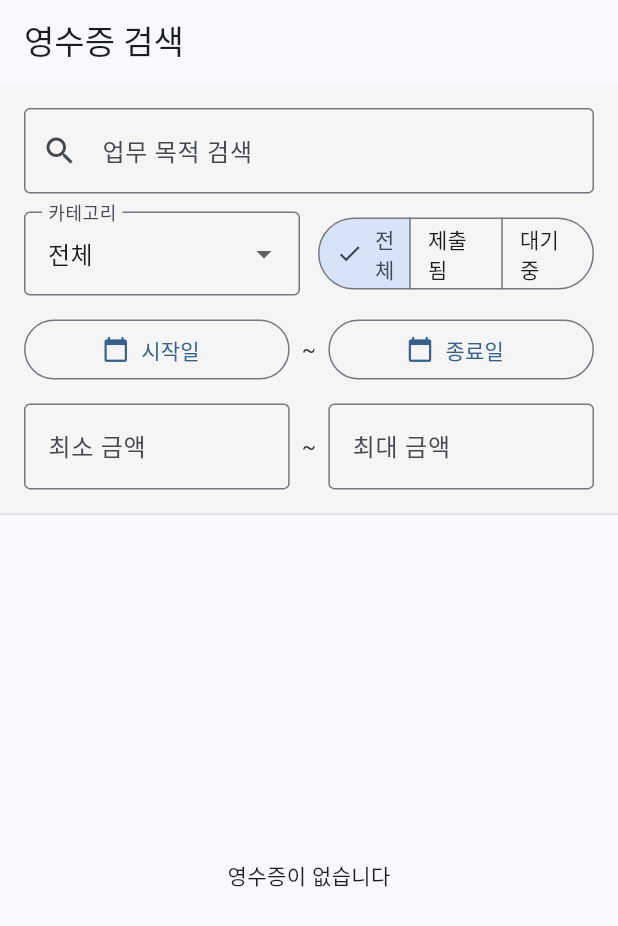
After one commit to MathToML/self-construct, a Flutter app: the ReceiptSearchPage screen opened by its route, on a phone screen of 412 x 824 dp. The commit adds this screen. Shown: the top 926 px of the screen. Run offline on Flutter 3.47's test engine with Material 3 defaults, Android fonts, the phone set to English and light mode, and no system bars; our stand-ins replace cloud_firestore, firebase_auth, firebase_core, firebase_storage, go_router; accounts and stored records are empty; network calls fail; statements that could not run were skipped.

Commit message:
🟢 GREEN: RECEIPT-004 구현 - 검색 및 필터링 기능
@TAG:RECEIPT-004-GREEN

## 구현 파일 (7개 신규, 3개 수정)

### 신규 생성
1. lib/utils/debounce.dart (25 LOC)
   - 300ms 디바운싱 유틸리티
   - Timer 기반 구현

2. lib/utils/receipt_filter.dart (95 LOC)
   - 클라이언트 사이드 필터링 로직
   - 7개 필터 옵션 지원

3. lib/pages/receipts/receipt_search_page.dart (231 LOC)
   - 메인 검색 페이지 UI
   - StreamBuilder 기반 실시간 필터링

4. lib/widgets/receipt_filter_widget.dart (207 LOC)
   - ReceiptFilterWidget (검색 폼)
   - ActiveFiltersBadge (활성 필터 표시)

### 수정
5. lib/services/firestore_service.dart (+25 LOC)
   - getReceiptsForSearch() 메서드 추가

6. lib/main.dart (+5 LOC)
   - /search 라우트 추가

7. pubspec.yaml (+1 LOC)
   - intl: ^0.20.2 추가

## 핵심 기능
- 키워드 검색 (300ms debounce, businessPurpose)
- 카테고리 필터 (식비/교통/숙박/기타)
- 날짜 범위 필터 (DatePicker)
- 금액 범위 필터 (최소~최대)
- 제출 상태 필터 (제출됨/대기중)
- 필터 초기화 버튼
- 활성 필터 배지 표시

## 기술 스택
- Firestore 쿼리 (100개 제한)
- 클라이언트 필터링 (키워드, 금액)
- Material 3 UI

## 테스트 결과
- 20개 테스트 모두 통과 ✅
- flutter analyze: 0 issues ✅

## TDD 단계
현재: GREEN (테스트 통과)
다음: REFACTOR (코드 품질 개선)

```diff
--- a/lib/main.dart
+++ b/lib/main.dart
@@ -7,6 +7,7 @@ import 'package:go_router/go_router.dart';
 import 'firebase_options.dart';
 import 'pages/receipt_list_page.dart';
 import 'pages/receipt_upload_page.dart';
+import 'pages/receipts/receipt_search_page.dart';
 import 'services/auth_service.dart';
 
 void main() async {
@@ -68,6 +69,10 @@ final _router = GoRouter(
     GoRoute(
       path: '/upload',
       builder: (context, state) => const ReceiptUploadPage(),
+    ),
+    GoRoute(
+      path: '/search',
+      builder: (context, state) => const ReceiptSearchPage(),
     ),
   ],
 );
--- /dev/null
+++ b/lib/pages/receipts/receipt_search_page.dart
@@ -0,0 +1,231 @@
+// @CODE:RECEIPT-004 | SPEC: .moai/specs/SPEC-RECEIPT-004/spec.md
+// TDD: REFACTOR - 영수증 검색 및 필터링 UI (리팩토링)
+//
+// TDD History:
+// - RED: test/utils/receipt_filter_test.dart, test/utils/debounce_test.dart
+// - GREEN: Minimal implementation with all filter logic
+// - REFACTOR: Extract filter UI to separate widget, reduce LOC < 300
+
+import 'package:flutter/material.dart';
+import 'package:firebase_auth/firebase_auth.dart';
+import 'package:intl/intl.dart';
+
+import '../../models/receipt_record.dart';
+import '../../services/firestore_service.dart';
+import '../../utils/debounce.dart';
+import '../../utils/receipt_filter.dart';
+import '../../widgets/receipt_filter_widget.dart';
+
+/// 영수증 검색 및 필터링 페이지
+class ReceiptSearchPage extends StatefulWidget {
+  const ReceiptSearchPage({super.key});
+
+  @override
+  State<ReceiptSearchPage> createState() => _ReceiptSearchPageState();
+}
+
+class _ReceiptSearchPageState extends State<ReceiptSearchPage> {
+  final _firestoreService = FirestoreService();
+  final _debouncer = Debouncer(milliseconds: 300);
+  final _dateFormat = DateFormat('yyyy-MM-dd');
+
+  // Filter state
+  String _keyword = '';
+  String? _selectedCategory;
+  DateTime? _startDate;
+  DateTime? _endDate;
+  double? _minAmount;
+  double? _maxAmount;
+  bool? _isSubmitted;
+
+  @override
+  void dispose() {
+    _debouncer.dispose();
+    super.dispose();
+  }
+
+  /// 필터 초기화
+  void _resetFilters() {
+    setState(() {
+      _keyword = '';
+      _selectedCategory = null;
+      _startDate = null;
+      _endDate = null;
+      _minAmount = null;
+      _maxAmount = null;
+      _isSubmitted = null;
+    });
+  }
+
+  /// 현재 필터 생성
+  ReceiptFilter _buildFilter() {
+    return ReceiptFilter(
+      keyword: _keyword.isEmpty ? null : _keyword,
+      category: _selectedCategory,
+      startDate: _startDate,
+      endDate: _endDate,
+      minAmount: _minAmount,
+      maxAmount: _maxAmount,
+      isSubmitted: _isSubmitted,
+    );
+  }
+
+  /// 날짜 선택기
+  Future<void> _selectDate(BuildContext context, bool isStart) async {
+    final picked = await showDatePicker(
+      context: context,
+      initialDate: DateTime.now(),
+      firstDate: DateTime(2020),
+      lastDate: DateTime(2030),
+    );
+
+    if (picked != null) {
+      setState(() {
+        if (isStart) {
+          _startDate = picked;
+        } else {
+          _endDate = picked;
+        }
+      });
+    }
+  }
+
+  @override
+  Widget build(BuildContext context) {
+    final user = FirebaseAuth.instance.currentUser;
+    if (user == null) {
+      return const Scaffold(
+        body: Center(child: Text('로그인이 필요합니다')),
+      );
+    }
+
+    return Scaffold(
+      appBar: AppBar(
+        title: const Text('영수증 검색'),
+        actions: [
+          if (_buildFilter().hasActiveFilters)
+            IconButton(
+              icon: const Icon(Icons.clear_all),
+              tooltip: '필터 초기화',
+              onPressed: _resetFilters,
+            ),
+        ],
+      ),
+      body: Column(
+        children: [
+          // 필터 UI (분리된 위젯 사용)
+          ReceiptFilterWidget(
+            keyword: _keyword,
+            selectedCategory: _selectedCategory,
+            startDate: _startDate,
+            endDate: _endDate,
+            minAmount: _minAmount,
+            maxAmount: _maxAmount,
+            isSubmitted: _isSubmitted,
+            onKeywordChanged: (value) {
+              _debouncer.run(() {
+                setState(() {
+                  _keyword = value;
+                });
+              });
+            },
+            onCategoryChanged: (value) {
+              setState(() {
+                _selectedCategory = value;
+              });
+            },
+            onStartDatePressed: () => _selectDate(context, true),
+            onEndDatePressed: () => _selectDate(context, false),
+            onMinAmountChanged: (value) {
+              setState(() {
+                _minAmount = double.tryParse(value);
+              });
+            },
+            onMaxAmountChanged: (value) {
+              setState(() {
+                _maxAmount = double.tryParse(value);
+              });
+            },
+            onStatusChanged: (value) {
+              setState(() {
+                _isSubmitted = value;
+              });
+            },
+          ),
+
+          // 활성 필터 배지
+          if (_buildFilter().hasActiveFilters)
+            ActiveFiltersBadge(
+              activeCount: _buildFilter().activeFilterCount,
+            ),
+
+          // 검색 결과
+          Expanded(child: _buildSearchResults(user.uid)),
+        ],
+      ),
+    );
+  }
+
+  /// 검색 결과 목록
+  Widget _buildSearchResults(String userId) {
+    return StreamBuilder<List<ReceiptRecord>>(
+      stream: _firestoreService.getReceiptsForSearch(userId),
+      builder: (context, snapshot) {
+        if (snapshot.connectionState == ConnectionState.waiting) {
+          return const Center(child: CircularProgressIndicator());
+        }
+
+        if (snapshot.hasError) {
+          return Center(child: Text('오류: ${snapshot.error}'));
+        }
+
+        if (!snapshot.hasData || snapshot.data!.isEmpty) {
+          return const Center(child: Text('영수증이 없습니다'));
+        }
+
+        // 클라이언트 사이드 필터링
+        final allReceipts = snapshot.data!;
+        final filter = _buildFilter();
+        final filteredReceipts = filter.apply(allReceipts);
+
+        if (filteredReceipts.isEmpty) {
+          return const Center(child: Text('검색 결과가 없습니다'));
+        }
+
+        return ListView.builder(
+          itemCount: filteredReceipts.length,
+          itemBuilder: (context, index) {
+            final receipt = filteredReceipts[index];
+            return _buildReceiptCard(receipt);
+          },
+        );
+      },
+    );
+  }
+
+  /// 영수증 카드 UI
+  Widget _buildReceiptCard(ReceiptRecord receipt) {
+    return Card(
+      margin: const EdgeInsets.symmetric(horizontal: 16, vertical: 8),
+      child: ListTile(
+        leading: const Icon(Icons.receipt, size: 40),
+        title: Text(
+          receipt.businessPurpose ?? '(목적 없음)',
+          style: const TextStyle(fontWeight: FontWeight.bold),
+        ),
+        subtitle: Column(
+          crossAxisAlignment: CrossAxisAlignment.start,
+          children: [
+            Text('금액: ${NumberFormat('#,###원').format(receipt.amount)}'),
+            Text('카테고리: ${receipt.category ?? '미분류'}'),
+            Text('날짜: ${_dateFormat.format(receipt.date)}'),
+          ],
+        ),
+        trailing: Icon(
+          receipt.isSubmitted ? Icons.check_circle : Icons.pending,
+          color: receipt.isSubmitted ? Colors.green : Colors.orange,
+        ),
+      ),
+    );
+  }
+}
--- /dev/null
+++ b/lib/utils/debounce.dart
@@ -0,0 +1,25 @@
+// @CODE:RECEIPT-004 | SPEC: .moai/specs/SPEC-RECEIPT-004/spec.md | TEST: test/utils/debounce_test.dart
+// TDD: GREEN - Minimal Debouncer implementation
+
+import 'dart:async';
+
+/// Debouncer 유틸리티
+/// 300ms 지연으로 검색 입력을 디바운싱
+class Debouncer {
+  final int milliseconds;
+  Timer? _timer;
+
+  Debouncer({required this.milliseconds});
+
+  /// 디바운싱된 콜백 실행
+  /// 이전 타이머가 있으면 취소하고 새 타이머 시작
+  void run(void Function() action) {
+    _timer?.cancel();
+    _timer = Timer(Duration(milliseconds: milliseconds), action);
+  }
+
+  /// 대기 중인 타이머 취소
+  void dispose() {
+    _timer?.cancel();
+  }
+}
--- /dev/null
+++ b/lib/utils/receipt_filter.dart
@@ -0,0 +1,95 @@
+// @CODE:RECEIPT-004 | SPEC: .moai/specs/SPEC-RECEIPT-004/spec.md | TEST: test/utils/receipt_filter_test.dart
+// TDD: GREEN - Client-side filtering logic
+
+import 'package:self_construct/models/receipt_record.dart';
+
+/// 영수증 필터 클래스
+/// Firestore 쿼리 제약으로 인한 클라이언트 사이드 필터링
+class ReceiptFilter {
+  final String? keyword;
+  final String? category;
+  final DateTime? startDate;
+  final DateTime? endDate;
+  final double? minAmount;
+  final double? maxAmount;
+  final bool? isSubmitted;
+
+  ReceiptFilter({
+    this.keyword,
+    this.category,
+    this.startDate,
+    this.endDate,
+    this.minAmount,
+    this.maxAmount,
+    this.isSubmitted,
+  }) {
+    // 입력 검증
+    if (startDate != null && endDate != null && startDate!.isAfter(endDate!)) {
+      throw ArgumentError('Start date must be before or equal to end date');
+    }
+    if (minAmount != null && maxAmount != null && minAmount! > maxAmount!) {
+      throw ArgumentError('Min amount must be less than or equal to max amount');
+    }
+  }
+
+  /// 필터 적용
+  List<ReceiptRecord> apply(List<ReceiptRecord> receipts) {
+    var result = receipts;
+
+    // Keyword filter (businessPurpose)
+    if (keyword != null && keyword!.isNotEmpty) {
+      result = result.where((r) {
+        final purpose = r.businessPurpose?.toLowerCase() ?? '';
+        return purpose.contains(keyword!.toLowerCase());
+      }).toList();
+    }
+
+    // Category filter
+    if (category != null) {
+      result = result.where((r) => r.category == category).toList();
+    }
+
+    // Date range filter
+    if (startDate != null) {
+      result = result.where((r) {
+        return r.date.isAtSameMomentAs(startDate!) || r.date.isAfter(startDate!);
+      }).toList();
+    }
+
+    if (endDate != null) {
+      result = result.where((r) {
+        return r.date.isAtSameMomentAs(endDate!) || r.date.isBefore(endDate!);
+      }).toList();
+    }
+
+    // Amount range filter
+    if (minAmount != null) {
+      result = result.where((r) => r.amount >= minAmount!).toList();
+    }
+
+    if (maxAmount != null) {
+      result = result.where((r) => r.amount <= maxAmount!).toList();
+    }
+
+    // Status filter
+    if (isSubmitted != null) {
+      result = result.where((r) => r.isSubmitted == isSubmitted).toList();
+    }
+
+    return result;
+  }
+
+  /// 활성 필터 개수 확인
+  int get activeFilterCount {
+    var count = 0;
+    if (keyword != null && keyword!.isNotEmpty) count++;
+    if (category != null) count++;
+    if (startDate != null || endDate != null) count++;
+    if (minAmount != null || maxAmount != null) count++;
+    if (isSubmitted != null) count++;
+    return count;
+  }
+
+  /// 필터 초기화 여부
+  bool get hasActiveFilters => activeFilterCount > 0;
+}
--- /dev/null
+++ b/lib/widgets/receipt_filter_widget.dart
@@ -0,0 +1,207 @@
+// @CODE:RECEIPT-004 | SPEC: .moai/specs/SPEC-RECEIPT-004/spec.md
+// TDD: REFACTOR - 재사용 가능한 필터 UI 위젯
+
+import 'package:flutter/material.dart';
+import 'package:intl/intl.dart';
+
+/// 영수증 필터 위젯
+/// 검색, 카테고리, 날짜, 금액, 상태 필터 UI 제공
+class ReceiptFilterWidget extends StatelessWidget {
+  final String keyword;
+  final String? selectedCategory;
+  final DateTime? startDate;
+  final DateTime? endDate;
+  final double? minAmount;
+  final double? maxAmount;
+  final bool? isSubmitted;
+  final ValueChanged<String> onKeywordChanged;
+  final ValueChanged<String?> onCategoryChanged;
+  final VoidCallback onStartDatePressed;
+  final VoidCallback onEndDatePressed;
+  final ValueChanged<String> onMinAmountChanged;
+  final ValueChanged<String> onMaxAmountChanged;
+  final ValueChanged<bool?> onStatusChanged;
+
+  const ReceiptFilterWidget({
+    super.key,
+    required this.keyword,
+    required this.selectedCategory,
+    required this.startDate,
+    required this.endDate,
+    required this.minAmount,
+    required this.maxAmount,
+    required this.isSubmitted,
+    required this.onKeywordChanged,
+    required this.onCategoryChanged,
+    required this.onStartDatePressed,
+    required this.onEndDatePressed,
+    required this.onMinAmountChanged,
+    required this.onMaxAmountChanged,
+    required this.onStatusChanged,
+  });
+
+  @override
+  Widget build(BuildContext context) {
+    final dateFormat = DateFormat('yyyy-MM-dd');
+    final categories = ['식비', '교통', '숙박', '기타'];
+
+    return Container(
+      padding: const EdgeInsets.all(16),
+      decoration: BoxDecoration(
+        color: Colors.grey[100],
+        border: Border(bottom: BorderSide(color: Colors.grey[300]!)),
+      ),
+      child: Column(
+        crossAxisAlignment: CrossAxisAlignment.stretch,
+        children: [
+          // 키워드 검색
+          TextField(
+            decoration: const InputDecoration(
+              labelText: '업무 목적 검색',
+              hintText: '출장, 미팅, 회의 등...',
+              prefixIcon: Icon(Icons.search),
+              border: OutlineInputBorder(),
+            ),
+            onChanged: onKeywordChanged,
+          ),
+          const SizedBox(height: 12),
+
+          // 카테고리 + 상태 필터
+          Row(
+            children: [
+              Expanded(
+                child: DropdownButtonFormField<String>(
+                  value: selectedCategory,
+                  decoration: const InputDecoration(
+                    labelText: '카테고리',
+                    border: OutlineInputBorder(),
+                  ),
+                  items: [
+                    const DropdownMenuItem<String>(
+                      value: null,
+                      child: Text('전체'),
+                    ),
+                    ...categories.map((cat) => DropdownMenuItem(
+                          value: cat,
+                          child: Text(cat),
+                        )),
+                  ],
+                  onChanged: onCategoryChanged,
+                ),
+              ),
+              const SizedBox(width: 12),
+
+              // 제출 상태 토글
+              Expanded(
+                child: SegmentedButton<bool?>(
+                  segments: const [
+                    ButtonSegment(value: null, label: Text('전체')),
+                    ButtonSegment(value: true, label: Text('제출됨')),
+                    ButtonSegment(value: false, label: Text('대기중')),
+                  ],
+                  selected: {isSubmitted},
+                  onSelectionChanged: (Set<bool?> selected) {
+                    onStatusChanged(selected.first);
+                  },
+                ),
+              ),
+            ],
+          ),
+          const SizedBox(height: 12),
+
+          // 날짜 범위
+          Row(
+            children: [
+              Expanded(
+                child: OutlinedButton.icon(
+                  icon: const Icon(Icons.calendar_today),
+                  label: Text(
+                    startDate == null ? '시작일' : dateFormat.format(startDate!),
+                  ),
+                  onPressed: onStartDatePressed,
+                ),
+              ),
+              const Padding(
+                padding: EdgeInsets.symmetric(horizontal: 8),
+                child: Text('~'),
+              ),
+              Expanded(
+                child: OutlinedButton.icon(
+                  icon: const Icon(Icons.calendar_today),
+                  label: Text(
+                    endDate == null ? '종료일' : dateFormat.format(endDate!),
+                  ),
+                  onPressed: onEndDatePressed,
+                ),
+              ),
+            ],
+          ),
+          const SizedBox(height: 12),
+
+          // 금액 범위
+          Row(
+            children: [
+              Expanded(
+                child: TextField(
+                  decoration: const InputDecoration(
+                    labelText: '최소 금액',
+                    border: OutlineInputBorder(),
+                    suffixText: '원',
+                  ),
+                  keyboardType: TextInputType.number,
+                  onChanged: onMinAmountChanged,
+                ),
+              ),
+              const Padding(
+                padding: EdgeInsets.symmetric(horizontal: 8),
+                child: Text('~'),
+              ),
+              Expanded(
+                child: TextField(
+                  decoration: const InputDecoration(
+                    labelText: '최대 금액',
+                    border: OutlineInputBorder(),
+                    suffixText: '원',
+                  ),
+                  keyboardType: TextInputType.number,
+                  onChanged: onMaxAmountChanged,
+                ),
+              ),
+            ],
+          ),
+        ],
+      ),
+    );
+  }
+}
+
+/// 활성 필터 배지 위젯
+class ActiveFiltersBadge extends StatelessWidget {
+  final int activeCount;
+
+  const ActiveFiltersBadge({
+    super.key,
+    required this.activeCount,
+  });
+
+  @override
+  Widget build(BuildContext context) {
+    return Container(
+      padding: const EdgeInsets.symmetric(horizontal: 16, vertical: 8),
+      color: Colors.blue[50],
+      child: Row(
+        children: [
+          const Icon(Icons.filter_list, size: 20, color: Colors.blue),
+          const SizedBox(width: 8),
+          Text(
+            '$activeCount개의 필터 적용 중',
+            style: const TextStyle(
+              color: Colors.blue,
+              fontWeight: FontWeight.bold,
+            ),
+          ),
+        ],
+      ),
+    );
+  }
+}
--- a/pubspec.yaml
+++ b/pubspec.yaml
@@ -23,6 +23,7 @@ dependencies:
 
   # Routing
   go_router: ^16.2.4
+  intl: ^0.20.2
 
 dev_dependencies:
   flutter_test:
```
Also changed, not shown: lib/services/firestore_service.dart (+25 -0 lines), pubspec.lock.
